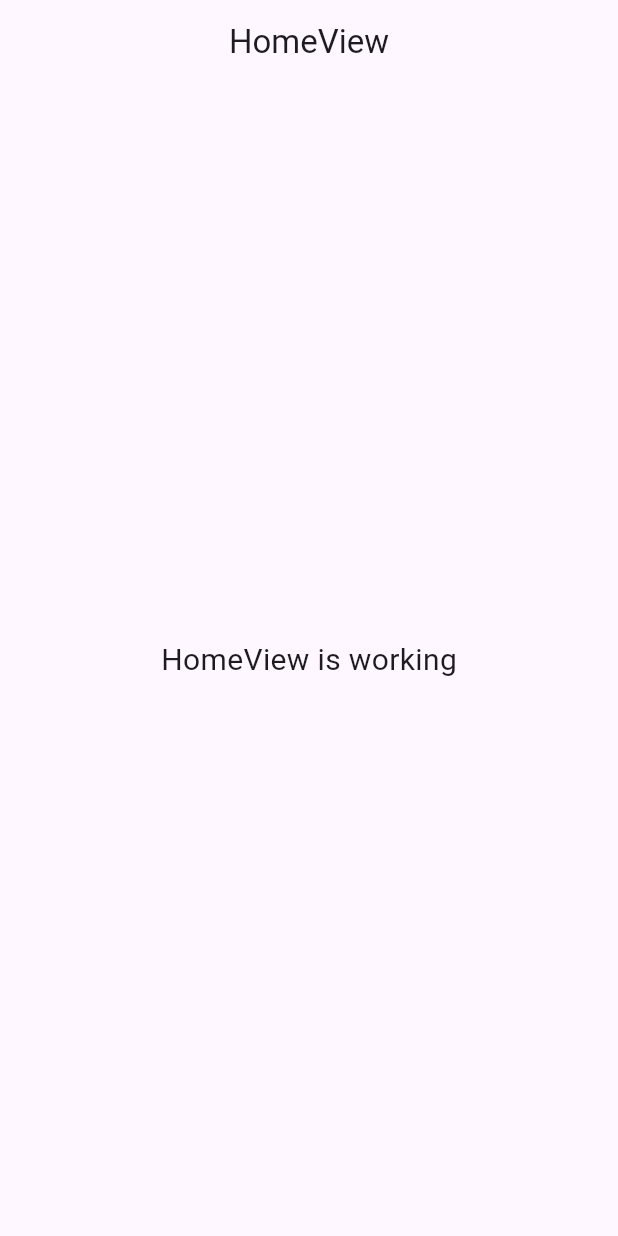
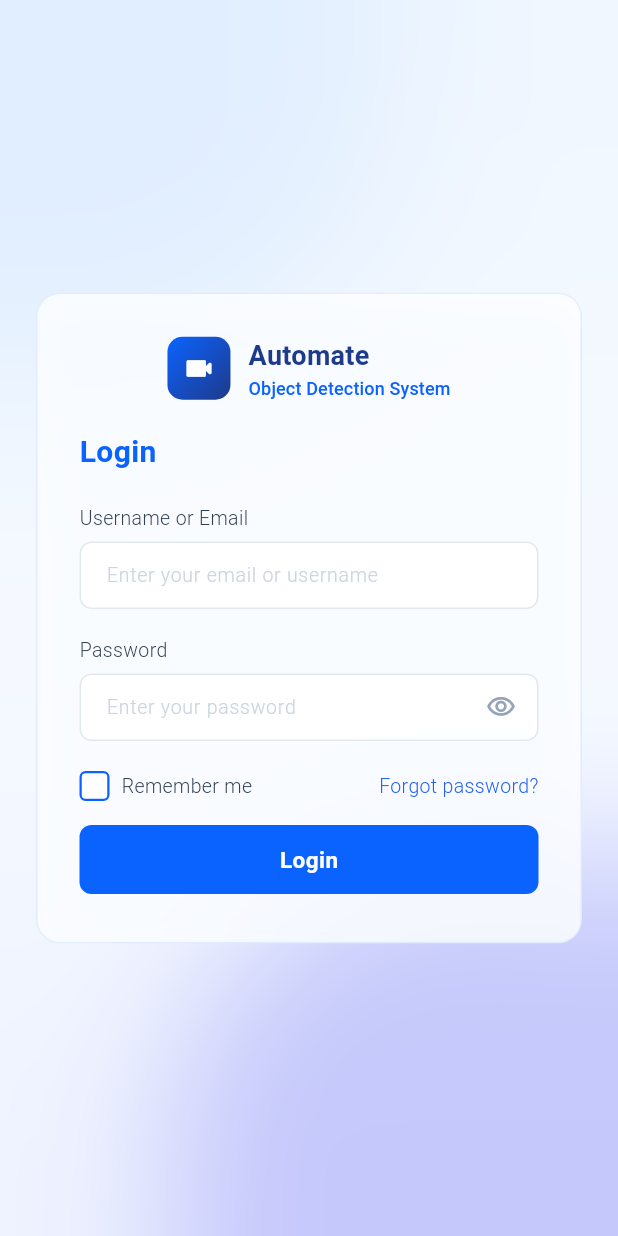
Before and after one commit to SynTech-T5/flutter-aods, a Flutter app: the screen it shows after launch, on a phone screen of 412 x 824 dp. Run offline on Flutter 3.47's test engine with Material 3 defaults, Android fonts, the phone set to English and light mode, and no system bars; our stand-ins replace dio, get.

Commit message:
feat: auth login, setup

```diff
--- /dev/null
+++ b/aods_app/lib/app/modules/login/bindings/login_binding.dart
@@ -0,0 +1,10 @@
+import 'package:get/get.dart';
+
+import '../controllers/login_controller.dart';
+
+class LoginBinding extends Bindings {
+  @override
+  void dependencies() {
+    Get.lazyPut<LoginController>(() => LoginController());
+  }
+}
--- /dev/null
+++ b/aods_app/lib/app/modules/login/controllers/login_controller.dart
@@ -0,0 +1,119 @@
+import 'package:flutter/material.dart';
+import 'package:get/get.dart';
+import 'package:dio/dio.dart';
+
+import '../../../routes/app_pages.dart';
+
+class LoginController extends GetxController {
+  // ─── Form controllers ───────────────────────────────────────────────────────
+  final usernameOrEmailCtrl = TextEditingController();
+  final passwordCtrl = TextEditingController();
+
+  // ─── Reactive state ─────────────────────────────────────────────────────────
+  final isPasswordVisible = false.obs;
+  final isRememberMe = false.obs;
+  final isLoading = false.obs;
+  final errorMessage = ''.obs;
+
+  // ─── Server URL ─────────────────────────────────────────────────────────────
+  static const String _baseUrl = 'http://dekdee2.informatics.buu.ac.th:8066';
+
+  // ─── Dio instance ────────────────────────────────────────────────────────────
+  late final Dio _dio;
+
+  @override
+  void onInit() {
+    super.onInit();
+    _dio = Dio(
+      BaseOptions(
+        baseUrl: _baseUrl,
+        connectTimeout: const Duration(seconds: 10),
+        receiveTimeout: const Duration(seconds: 10),
+        headers: {
+          'Content-Type': 'application/json',
+          'Accept': 'application/json',
+        },
+        // ให้ Dio ไม่ throw exception เมื่อ status >= 400
+        // เพื่อให้เราจัดการ error message เองได้
+        validateStatus: (status) => status != null && status < 600,
+      ),
+    );
+  }
+
+  // ─── Actions ────────────────────────────────────────────────────────────────
+  void togglePasswordVisibility() => isPasswordVisible.toggle();
+  void toggleRememberMe() => isRememberMe.toggle();
+
+  /// POST /api/auth/login
+  Future<void> login() async {
+    final username = usernameOrEmailCtrl.text.trim();
+    final password = passwordCtrl.text;
+
+    if (username.isEmpty || password.isEmpty) {
+      errorMessage.value = 'กรุณากรอก Username/Email และ Password';
+      return;
+    }
+
+    isLoading.value = true;
+    errorMessage.value = '';
+
+    try {
+      final response = await _dio.post(
+        '/api/auth/login',
+        data: {
+          'usernameOrEmail': username,
+          'password': password,
+          'remember': isRememberMe.value,
+        },
+      );
+
+      if (response.statusCode == 200) {
+        // Login สำเร็จ → ไปหน้า home
+        Get.offAllNamed(Routes.HOME);
+      } else {
+        // ดึง error message จาก response body
+        final data = response.data;
+        String msg = 'Login failed (${response.statusCode})';
+        if (data is Map && data['message'] != null) {
+          msg = data['message'].toString();
+        }
+        errorMessage.value = msg;
+      }
+    } on DioException catch (e) {
+      switch (e.type) {
+        case DioExceptionType.connectionTimeout:
+        case DioExceptionType.receiveTimeout:
+        case DioExceptionType.sendTimeout:
+          errorMessage.value = 'Connection timeout — กรุณาตรวจสอบการเชื่อมต่อ';
+          break;
+        case DioExceptionType.connectionError:
+          errorMessage.value =
+              'ไม่สามารถเชื่อมต่อ server ได้\n'
+              'ถ้าใช้ Chrome: รันด้วย\n--disable-web-security\nหรือให้ backend เพิ่ม CORS header';
+          break;
+        case DioExceptionType.badResponse:
+          final data = e.response?.data;
+          String msg = 'Login failed (${e.response?.statusCode})';
+          if (data is Map && data['message'] != null) {
+            msg = data['message'].toString();
+          }
+          errorMessage.value = msg;
+          break;
+        default:
+          errorMessage.value = 'เกิดข้อผิดพลาด: ${e.message}';
+      }
+    } catch (e) {
+      errorMessage.value = 'เกิดข้อผิดพลาดที่ไม่คาดคิด: $e';
+    } finally {
+      isLoading.value = false;
+    }
+  }
+
+  @override
+  void onClose() {
+    usernameOrEmailCtrl.dispose();
+    passwordCtrl.dispose();
+    _dio.close();
+    super.onClose();
+  }
+}
--- /dev/null
+++ b/aods_app/lib/app/modules/login/views/login_view.dart
@@ -0,0 +1,458 @@
+import 'dart:ui';
+import 'package:flutter/material.dart';
+import 'package:get/get.dart';
+
+import '../controllers/login_controller.dart';
+
+class LoginView extends GetView<LoginController> {
+  const LoginView({super.key});
+
+  // ─── Brand colors ────────────────────────────────────────────────────────────
+  static const Color _primary = Color(0xFF0B63FF);
+  static const Color _secondary = Color(0xFF1E3A8A);
+
+  @override
+  Widget build(BuildContext context) {
+    return Scaffold(
+      body: Stack(
+        children: [
+          // ── Gradient background ─────────────────────────────────────────────
+          Container(
+            decoration: const BoxDecoration(
+              gradient: LinearGradient(
+                begin: Alignment.topCenter,
+                end: Alignment.bottomCenter,
+                colors: [
+                  Color(0xFFF0F7FF),
+                  Color(0xFFF6FAFF),
+                  Color(0xFFEEF2FF),
+                ],
+              ),
+            ),
+          ),
+
+          // ── Blue spotlight blobs ────────────────────────────────────────────
+          _GlowBlob(
+            color: const Color(0x55BFDBFE),
+            size: 380,
+            top: -120,
+            left: -120,
+          ),
+          _GlowBlob(
+            color: const Color(0x4D6366F1),
+            size: 420,
+            bottom: -160,
+            right: -120,
+          ),
+
+          // ── Centered scrollable card ────────────────────────────────────────
+          SafeArea(
+            child: Center(
+              child: SingleChildScrollView(
+                padding: const EdgeInsets.symmetric(horizontal: 24, vertical: 32),
+                child: _buildCard(),
+              ),
+            ),
+          ),
+        ],
+      ),
+    );
+  }
+
+  // ─── Glass Card ──────────────────────────────────────────────────────────────
+  Widget _buildCard() {
+    return ConstrainedBox(
+      constraints: const BoxConstraints(maxWidth: 400),
+      child: ClipRRect(
+        borderRadius: BorderRadius.circular(16),
+        child: BackdropFilter(
+          filter: ImageFilter.blur(sigmaX: 12, sigmaY: 12),
+          child: Container(
+            decoration: BoxDecoration(
+              color: const Color(0xD1FFFFFF), // white ~82% opacity
+              borderRadius: BorderRadius.circular(16),
+              border: Border.all(
+                color: const Color(0x99D1E3FF), // ~60% opacity
+              ),
+              boxShadow: const [
+                BoxShadow(
+                  color: Color(0x4093C5FD), // ~25% opacity
+                  blurRadius: 24,
+                  spreadRadius: 2,
+                  offset: Offset(0, 8),
+                ),
+              ],
+            ),
+            padding: const EdgeInsets.fromLTRB(28, 28, 28, 32),
+            child: Column(
+              crossAxisAlignment: CrossAxisAlignment.start,
+              children: [
+                _buildHeader(),
+                const SizedBox(height: 20),
+                const Text(
+                  'Login',
+                  style: TextStyle(
+                    fontSize: 20,
+                    fontWeight: FontWeight.bold,
+                    color: _primary,
+                  ),
+                ),
+                const SizedBox(height: 20),
+                _buildForm(),
+              ],
+            ),
+          ),
+        ),
+      ),
+    );
+  }
+
+  // ─── Logo + Brand ─────────────────────────────────────────────────────────────
+  Widget _buildHeader() {
+    return Row(
+      mainAxisAlignment: MainAxisAlignment.center,
+      children: [
+        // Icon badge
+        Container(
+          width: 42,
+          height: 42,
+          decoration: BoxDecoration(
+            gradient: const LinearGradient(
+              colors: [_primary, _secondary],
+              begin: Alignment.topLeft,
+              end: Alignment.bottomRight,
+            ),
+            borderRadius: BorderRadius.circular(10),
+          ),
+          child: const Icon(Icons.videocam_rounded, color: Colors.white, size: 22),
+        ),
+        const SizedBox(width: 12),
+        const Column(
+          crossAxisAlignment: CrossAxisAlignment.start,
+          children: [
+            Text(
+              'Automate',
+              style: TextStyle(
+                fontSize: 18,
+                fontWeight: FontWeight.w600,
+                color: _secondary,
+                letterSpacing: 0.2,
+              ),
+            ),
+            Text(
+              'Object Detection System',
+              style: TextStyle(
+                fontSize: 12,
+                fontWeight: FontWeight.w500,
+                color: _primary,
+                letterSpacing: 0.1,
+              ),
+            ),
+          ],
+        ),
+      ],
+    );
+  }
+
+  // ─── Form section ─────────────────────────────────────────────────────────────
+  Widget _buildForm() {
+    return Column(
+      crossAxisAlignment: CrossAxisAlignment.start,
+      children: [
+        // ── Username / Email ──
+        _Label('Username or Email'),
+        const SizedBox(height: 6),
+        _AppTextField(
+          controller: controller.usernameOrEmailCtrl,
+          hint: 'Enter your email or username',
+          keyboardType: TextInputType.emailAddress,
+          textInputAction: TextInputAction.next,
+        ),
+        const SizedBox(height: 18),
+
+        // ── Password ──
+        _Label('Password'),
+        const SizedBox(height: 6),
+        Obx(() {
+          final isVisible = controller.isPasswordVisible.value;
+          return _AppTextField(
+            controller: controller.passwordCtrl,
+            hint: 'Enter your password',
+            obscureText: !isVisible,
+            textInputAction: TextInputAction.done,
+            onSubmitted: (_) => controller.login(),
+            suffixIcon: GestureDetector(
+              onTap: controller.togglePasswordVisibility,
+              child: Icon(
+                isVisible
+                    ? Icons.visibility_off_outlined
+                    : Icons.visibility_outlined,
+                size: 20,
+                color: const Color(0xFF94A3B8),
+              ),
+            ),
+          );
+        }),
+        const SizedBox(height: 20),
+
+        // ── Remember me + Forgot password ──
+        _buildRememberRow(),
+        const SizedBox(height: 16),
+
+        // ── Error message ──
+        Obx(() {
+          final msg = controller.errorMessage.value;
+          if (msg.isEmpty) return const SizedBox.shrink();
+          return Padding(
+            padding: const EdgeInsets.only(bottom: 12),
+            child: Text(
+              msg,
+              style: const TextStyle(
+                fontSize: 13,
+                color: Color(0xFFDC2626),
+              ),
+            ),
+          );
+        }),
+
+        // ── Login button ──
+        _buildLoginButton(),
+      ],
+    );
+  }
+
+  // ─── Remember + Forgot row ────────────────────────────────────────────────────
+  Widget _buildRememberRow() {
+    return Row(
+      mainAxisAlignment: MainAxisAlignment.spaceBetween,
+      children: [
+        // Custom animated checkbox
+        GestureDetector(
+          onTap: controller.toggleRememberMe,
+          behavior: HitTestBehavior.opaque,
+          child: Row(
+            children: [
+              Obx(() {
+                final checked = controller.isRememberMe.value;
+                return AnimatedContainer(
+                  duration: const Duration(milliseconds: 150),
+                  width: 20,
+                  height: 20,
+                  decoration: BoxDecoration(
+                    color: checked ? _primary : Colors.white,
+                    borderRadius: BorderRadius.circular(4),
+                    border: Border.all(color: _primary, width: 1.5),
+                  ),
+                  child: checked
+                      ? const Icon(Icons.check, size: 14, color: Colors.white)
+                      : null,
+                );
+              }),
+              const SizedBox(width: 8),
+              const Text(
+                'Remember me',
+                style: TextStyle(
+                  fontSize: 13,
+                  fontWeight: FontWeight.w300,
+                  color: Color(0xFF334155),
+                ),
+              ),
+            ],
+          ),
+        ),
+
+        // Forgot password link
+        GestureDetector(
+          onTap: () => Get.snackbar(
+            'Coming soon',
+            'Forgot password feature is not yet available',
+            snackPosition: SnackPosition.BOTTOM,
+            margin: const EdgeInsets.all(16),
+            backgroundColor: Colors.white,
+            colorText: const Color(0xFF334155),
+          ),
+          child: const Text(
+            'Forgot password?',
+            style: TextStyle(
+              fontSize: 13,
+              fontWeight: FontWeight.w300,
+              color: Color(0xFF2563EB),
+            ),
+          ),
+        ),
+      ],
+    );
+  }
+
+  // ─── Login button ──────────────────────────────────────────────────────────────
+  Widget _buildLoginButton() {
+    return Obx(() {
+      final loading = controller.isLoading.value;
+      return SizedBox(
+        width: double.infinity,
+        height: 46,
+        child: ElevatedButton(
+          onPressed: loading ? null : controller.login,
+          style: ElevatedButton.styleFrom(
+            backgroundColor: _primary,
+            disabledBackgroundColor: const Color(0x8C0B63FF), // _primary ~55% opacity
+            foregroundColor: Colors.white,
+            shape: RoundedRectangleBorder(
+              borderRadius: BorderRadius.circular(8),
+            ),
+            elevation: 0,
+          ),
+          child: loading
+              ? const SizedBox(
+                  width: 20,
+                  height: 20,
+                  child: CircularProgressIndicator(
+                    strokeWidth: 2.5,
+                    valueColor: AlwaysStoppedAnimation<Color>(Colors.white),
+                  ),
+                )
+              : const Text(
+                  'Login',
+                  style: TextStyle(
+                    fontSize: 15,
+                    fontWeight: FontWeight.w600,
+                    letterSpacing: 0.3,
+                  ),
+                ),
+        ),
+      );
+    });
+  }
+}
+
+// ─── Private helper widgets ───────────────────────────────────────────────────
+
+class _Label extends StatelessWidget {
+  final String text;
+  const _Label(this.text);
+
+  @override
+  Widget build(BuildContext context) {
+    return Text(
+      text,
+      style: const TextStyle(
+        fontSize: 13,
+        fontWeight: FontWeight.w300,
+        color: Color(0xFF334155),
+      ),
+    );
+  }
+}
+
+class _AppTextField extends StatelessWidget {
+  final TextEditingController controller;
+  final String hint;
+  final TextInputType keyboardType;
+  final TextInputAction textInputAction;
+  final bool obscureText;
+  final Widget? suffixIcon;
+  final ValueChanged<String>? onSubmitted;
+
+  const _AppTextField({
+    required this.controller,
+    required this.hint,
+    this.keyboardType = TextInputType.text,
+    this.textInputAction = TextInputAction.next,
+    this.obscureText = false,
+    this.suffixIcon,
+    this.onSubmitted,
+  });
+
+  @override
+  Widget build(BuildContext context) {
+    return TextField(
+      controller: controller,
+      keyboardType: keyboardType,
+      textInputAction: textInputAction,
+      obscureText: obscureText,
+      onSubmitted: onSubmitted,
+      style: const TextStyle(
+        fontSize: 14,
+        fontWeight: FontWeight.w300,
+        color: Color(0xFF1E293B),
+      ),
+      decoration: InputDecoration(
+        hintText: hint,
+        hintStyle: const TextStyle(
+          fontSize: 13,
+          fontWeight: FontWeight.w300,
+          color: Color(0xFFCBD5E1),
+        ),
+        filled: true,
+        fillColor: const Color(0xEBFFFFFF), // white ~92% opacity
+        contentPadding:
+            const EdgeInsets.symmetric(horizontal: 14, vertical: 12),
+        isDense: true,
+        enabledBorder: OutlineInputBorder(
+          borderRadius: BorderRadius.circular(8),
+          borderSide: const BorderSide(color: Color(0xFFE2E8F0)),
+        ),
+        focusedBorder: OutlineInputBorder(
+          borderRadius: BorderRadius.circular(8),
+          borderSide: const BorderSide(
+            color: Color(0xFF0B63FF),
+            width: 1.5,
+          ),
+        ),
+        suffixIcon: suffixIcon != null
+            ? Padding(
+                padding: const EdgeInsets.only(right: 10),
+                child: suffixIcon,
+              )
+            : null,
+        suffixIconConstraints: const BoxConstraints(
+          minWidth: 40,
+          minHeight: 40,
+        ),
+      ),
+    );
+  }
+}
+
+/// Blurred glow blob positioned absolutely
+class _GlowBlob extends StatelessWidget {
+  final Color color;
+  final double size;
+  final double? top;
+  final double? left;
+  final double? bottom;
+  final double? right;
+
+  const _GlowBlob({
+    required this.color,
+    required this.size,
+    this.top,
+    this.left,
+    this.bottom,
+    this.right,
+  });
+
+  @override
+  Widget build(BuildContext context) {
+    return Positioned(
+      top: top,
+      left: left,
+      bottom: bottom,
+      right: right,
+      child: IgnorePointer(
+        child: Container(
+          width: size,
+          height: size,
+          decoration: BoxDecoration(
+            shape: BoxShape.circle,
+            color: color,
+          ),
+          child: BackdropFilter(
+            filter: ImageFilter.blur(sigmaX: 50, sigmaY: 50),
+            child: const SizedBox.expand(),
+          ),
+        ),
+      ),
+    );
+  }
+}
--- a/aods_app/lib/app/routes/app_pages.dart
+++ b/aods_app/lib/app/routes/app_pages.dart
@@ -2,15 +2,23 @@ import 'package:get/get.dart';
 
 import '../modules/home/bindings/home_binding.dart';
 import '../modules/home/views/home_view.dart';
+import '../modules/login/bindings/login_binding.dart';
+import '../modules/login/views/login_view.dart';
 
 part 'app_routes.dart';
 
 class AppPages {
   AppPages._();
 
-  static const INITIAL = Routes.HOME;
+  // Login เป็น initial route (หน้าแรกของแอป)
+  static const INITIAL = Routes.LOGIN;
 
   static final routes = [
+    GetPage(
+      name: _Paths.LOGIN,
+      page: () => const LoginView(),
+      binding: LoginBinding(),
+    ),
     GetPage(
       name: _Paths.HOME,
       page: () => const HomeView(),
--- a/aods_app/lib/app/routes/app_routes.dart
+++ b/aods_app/lib/app/routes/app_routes.dart
@@ -1,12 +1,13 @@
 part of 'app_pages.dart';
-// DO NOT EDIT. This is code generated via package:get_cli/get_cli.dart
 
 abstract class Routes {
   Routes._();
+  static const LOGIN = _Paths.LOGIN;
   static const HOME = _Paths.HOME;
 }
 
 abstract class _Paths {
   _Paths._();
+  static const LOGIN = '/login';
   static const HOME = '/home';
 }
--- a/aods_app/pubspec.yaml
+++ b/aods_app/pubspec.yaml
@@ -35,6 +35,7 @@ dependencies:
   # Use with the CupertinoIcons class for iOS style icons.
   cupertino_icons: ^1.0.8
   get: ^4.7.3
+  dio: ^5.9.1
 
 dev_dependencies:
   flutter_test:
```
Also changed, not shown: 2 other files.
